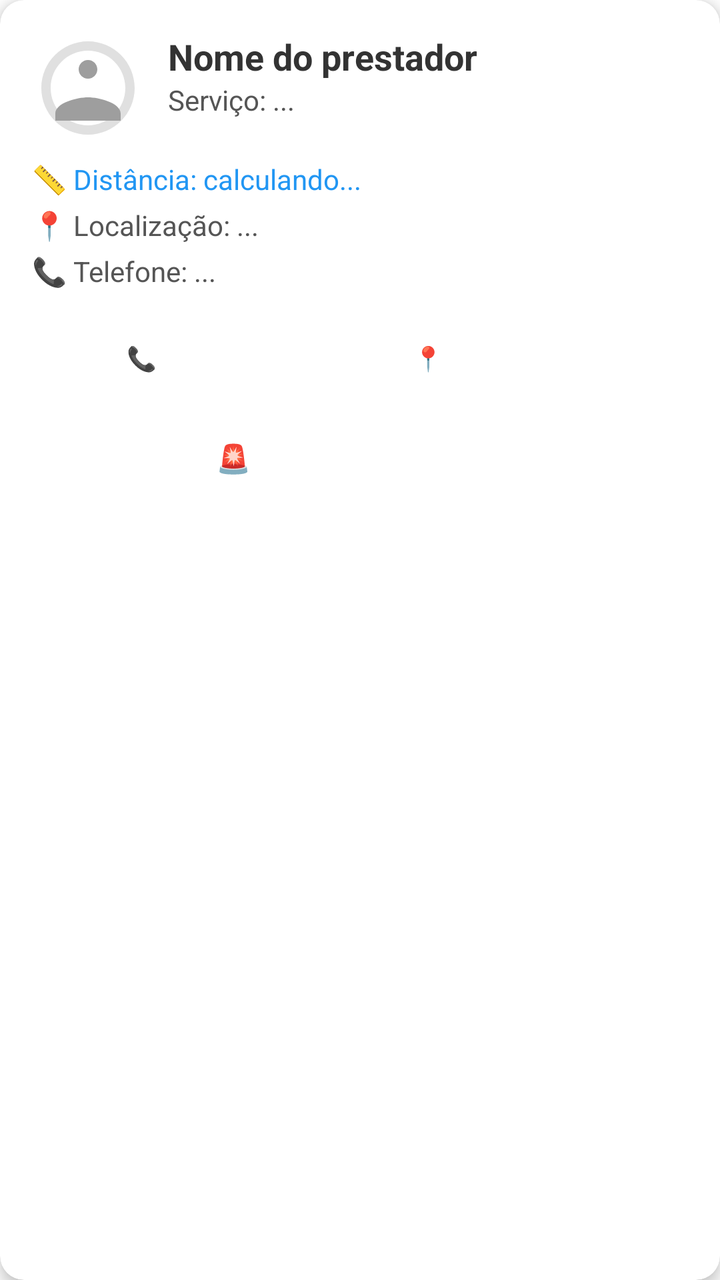
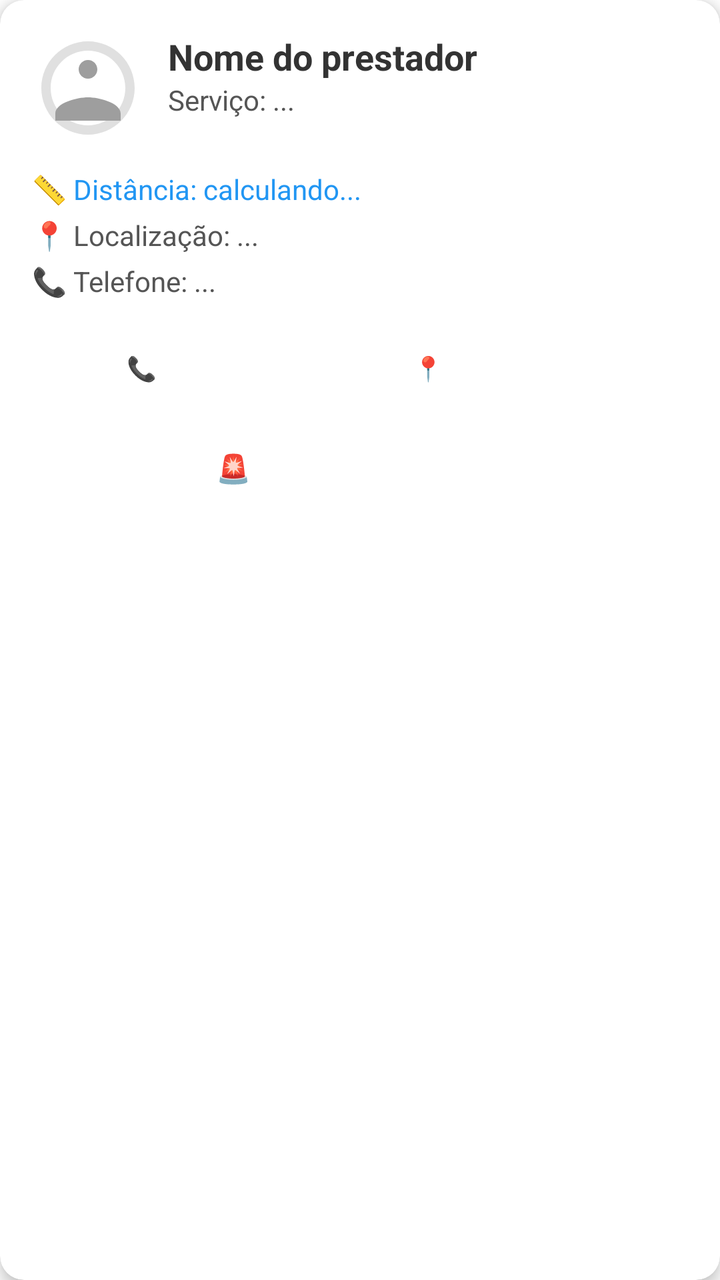

The first picture is an Android layout as it rendered before a commit; the second is the same layout after the commit. The layout source and the unified diff follow.
<!-- AndroidManifest.xml: application theme Theme.MaterialComponents.Light.NoActionBar -->
<!-- res/layout/item_prestador_socorro.xml -->
<?xml version="1.0" encoding="utf-8"?>
<androidx.cardview.widget.CardView xmlns:android="http://schemas.android.com/apk/res/android"
    xmlns:app="http://schemas.android.com/apk/res-auto"
    android:layout_width="match_parent"
    android:layout_height="wrap_content"
    android:layout_margin="8dp"
    app:cardCornerRadius="12dp"
    app:cardElevation="4dp">

    <LinearLayout
        android:layout_width="match_parent"
        android:layout_height="wrap_content"
        android:orientation="vertical"
        android:padding="16dp">

        
        <LinearLayout
            android:layout_width="match_parent"
            android:layout_height="wrap_content"
            android:orientation="horizontal"
            android:layout_marginBottom="8dp">

            <ImageView
                android:id="@+id/ivLogoPrestador"
                android:layout_width="56dp"
                android:layout_height="56dp"
                android:src="@drawable/ic_placeholder_logo"
                android:scaleType="centerCrop"
                android:layout_marginEnd="12dp" />

            <LinearLayout
                android:layout_width="0dp"
                android:layout_height="wrap_content"
                android:layout_weight="1"
                android:orientation="vertical">

                <TextView
                    android:id="@+id/tvNomePrestador"
                    android:layout_width="wrap_content"
                    android:layout_height="wrap_content"
                    android:text="Nome do prestador"
                    android:textSize="18sp"
                    android:textStyle="bold"
                    android:textColor="#333333" />

                <TextView
                    android:id="@+id/tvServicoPrestador"
                    android:layout_width="wrap_content"
                    android:layout_height="wrap_content"
                    android:text="Serviço: ..."
                    android:textSize="14sp"
                    android:textColor="#555555" />

            </LinearLayout>
        </LinearLayout>

        
        <TextView
            android:id="@+id/tvDistanciaPrestador"
            android:layout_width="match_parent"
            android:layout_height="wrap_content"
            android:text="📏 Distância: calculando..."
            android:textSize="14sp"
            android:textColor="#2196F3"
            android:layout_marginBottom="4dp" />

        
        <TextView
            android:id="@+id/tvLocalizacaoPrestador"
            android:layout_width="match_parent"
            android:layout_height="wrap_content"
            android:text="📍 Localização: ..."
            android:textSize="14sp"
            android:textColor="#555555"
            android:layout_marginBottom="4dp" />

        
        <TextView
            android:id="@+id/tvTelefonePrestador"
            android:layout_width="match_parent"
            android:layout_height="wrap_content"
            android:text="📞 Telefone: ..."
            android:textSize="14sp"
            android:textColor="#555555"
            android:layout_marginBottom="12dp" />

        
        <TextView
            android:id="@+id/tvStatusSolicitacao"
            android:layout_width="match_parent"
            android:layout_height="wrap_content"
            android:text=""
            android:textSize="14sp"
            android:textStyle="bold"
            android:gravity="center"
            android:padding="8dp"
            android:background="@drawable/bg_status_solicitacao"
            android:layout_marginBottom="8dp"
            android:visibility="gone" />

        
        <LinearLayout
            android:layout_width="match_parent"
            android:layout_height="wrap_content"
            android:layout_marginStart="-3dp"
            android:layout_marginEnd="-3dp"
            android:orientation="horizontal">

            <Button
                android:id="@+id/btnChamar"
                style="@style/BotaoCardSocorro"
                android:text="📞 Chamar"
                android:backgroundTint="#4CAF50" />

            <Button
                android:id="@+id/btnLocalizar"
                style="@style/BotaoCardSocorro"
                android:text="📍 Localização do Prestador"
                android:backgroundTint="#2196F3" />

        </LinearLayout>

        <LinearLayout
            android:id="@+id/layoutBotoesSolicitacao"
            android:layout_width="match_parent"
            android:layout_height="wrap_content"
            android:layout_marginStart="-3dp"
            android:layout_marginEnd="-3dp"
            android:orientation="horizontal"
            android:clipChildren="false"
            android:visibility="gone">

            
            <Button
                android:id="@+id/btnEnviarLocalizacao"
                style="@style/BotaoCardSocorro"
                android:layout_marginTop="6dp"
                android:text="📡 Enviar Minha Localização"
                android:backgroundTint="#00897B" />

            
            <FrameLayout
                android:layout_width="0dp"
                android:layout_height="wrap_content"
                android:layout_weight="1"
                android:clipChildren="false">

                <Button
                    android:id="@+id/btnMensagem"
                    style="@style/BotaoCardSocorro"
                    android:layout_width="match_parent"
                    android:layout_marginTop="6dp"
                    android:text="💬 Mensagem"
                    android:backgroundTint="#9C27B0" />

                <TextView
                    android:id="@+id/badgeMensagem"
                    style="@style/BadgeNotificacao" />
            </FrameLayout>

        </LinearLayout>

        
        <Button
            android:id="@+id/btnSolicitar"
            style="@style/BotaoCardSocorro"
            android:layout_width="match_parent"
            android:layout_weight="0"
            android:layout_marginStart="0dp"
            android:layout_marginEnd="0dp"
            android:layout_marginTop="6dp"
            android:text="🚨 Solicitar serviço"
            android:backgroundTint="#FF9800"
            android:textSize="14sp"
            android:maxLines="1" />

    </LinearLayout>
</androidx.cardview.widget.CardView>
<!-- resources referenced by this layout -->
<resources>
  <!-- drawable bg_status_solicitacao (drawable) -->
  <?xml version="1.0" encoding="utf-8"?>
  <shape xmlns:android="http://schemas.android.com/apk/res/android">
      <solid android:color="#E8F5E9" />
      <corners android:radius="8dp" />
      <padding android:left="12dp" android:top="6dp" android:right="12dp" android:bottom="6dp" />
  </shape>
  <!-- drawable ic_placeholder_logo (drawable) -->
  <vector xmlns:android="http://schemas.android.com/apk/res/android"
      android:width="100dp"
      android:height="100dp"
      android:viewportWidth="24"
      android:viewportHeight="24">
      <path
          android:fillColor="#E0E0E0"
          android:pathData="M12,2C6.48,2 2,6.48 2,12s4.48,10 10,10 10,-4.48 10,-10S17.52,2 12,2zM12,4c4.41,0 8,3.59 8,8s-3.59,8 -8,8 -8,-3.59 -8,-8 3.59,-8 8,-8z"/>
      <path
          android:fillColor="#9E9E9E"
          android:pathData="M12,6c-1.1,0 -2,0.9 -2,2s0.9,2 2,2 2,-0.9 2,-2 -0.9,-2 -2,-2zM12,14c-2.33,0 -7,1.17 -7,3.5V19h14v-1.5c0,-2.33 -4.67,-3.5 -7,-3.5z"/>
  </vector>
  <style name="BadgeNotificacao">
          <item name="android:layout_width">wrap_content</item>
          <item name="android:layout_height">wrap_content</item>
          <item name="android:layout_gravity">top|end</item>
          <item name="android:minWidth">20dp</item>
          <item name="android:minHeight">20dp</item>
          <item name="android:gravity">center</item>
          <item name="android:paddingStart">5dp</item>
          <item name="android:paddingEnd">5dp</item>
          <item name="android:background">@drawable/bg_badge_notificacao</item>
          <item name="android:textColor">#FFFFFF</item>
          <item name="android:textSize">11sp</item>
          <item name="android:textStyle">bold</item>
          <item name="android:elevation">6dp</item>
          <item name="android:visibility">gone</item>
      </style>
  <style name="BotaoCardSocorro" parent="Widget.MaterialComponents.Button">
          <item name="android:layout_width">0dp</item>
          <item name="android:layout_height">44dp</item>
          <item name="android:layout_weight">1</item>
          <item name="android:layout_marginStart">3dp</item>
          <item name="android:layout_marginEnd">3dp</item>
          <item name="android:insetTop">0dp</item>
          <item name="android:insetBottom">0dp</item>
          <item name="android:paddingStart">6dp</item>
          <item name="android:paddingEnd">6dp</item>
          <item name="android:gravity">center</item>
          <item name="android:textAllCaps">false</item>
          <item name="android:textColor">#FFFFFF</item>
          <item name="android:textSize">12sp</item>
          <item name="android:maxLines">2</item>
          <item name="android:ellipsize">end</item>
          <item name="android:lineSpacingExtra">0dp</item>
          <item name="cornerRadius">8dp</item>
      </style>
  <!-- drawable bg_badge_notificacao (drawable) -->
  <?xml version="1.0" encoding="utf-8"?>
  <shape xmlns:android="http://schemas.android.com/apk/res/android"
      android:shape="rectangle">
      <solid android:color="#D32F2F" />
      <corners android:radius="10dp" />
      <stroke
          android:width="1.5dp"
          android:color="#FFFFFF" />
  </shape>
</resources>

<!-- the commit's change to res/layout/item_prestador_socorro.xml (unified diff, before → after) -->
@@ -51,6 +51,14 @@
                     android:textSize="14sp"
                     android:textColor="#555555" />
 
+                
+                <TextView
+                    android:id="@+id/tvAvaliacaoPrestador"
+                    android:layout_width="wrap_content"
+                    android:layout_height="wrap_content"
+                    android:textSize="13sp"
+                    android:textColor="#F57C00" />
+
             </LinearLayout>
         </LinearLayout>
 
@@ -174,5 +182,20 @@
             android:textSize="14sp"
             android:maxLines="1" />
 
+        
+        <Button
+            android:id="@+id/btnAvaliarPrestador"
+            style="@style/BotaoCardSocorro"
+            android:layout_width="match_parent"
+            android:layout_weight="0"
+            android:layout_marginStart="0dp"
+            android:layout_marginEnd="0dp"
+            android:layout_marginTop="6dp"
+            android:text="⭐ Avaliar atendimento"
+            android:backgroundTint="#F9A825"
+            android:textSize="14sp"
+            android:maxLines="1"
+            android:visibility="gone" />
+
     </LinearLayout>
 </androidx.cardview.widget.CardView>
